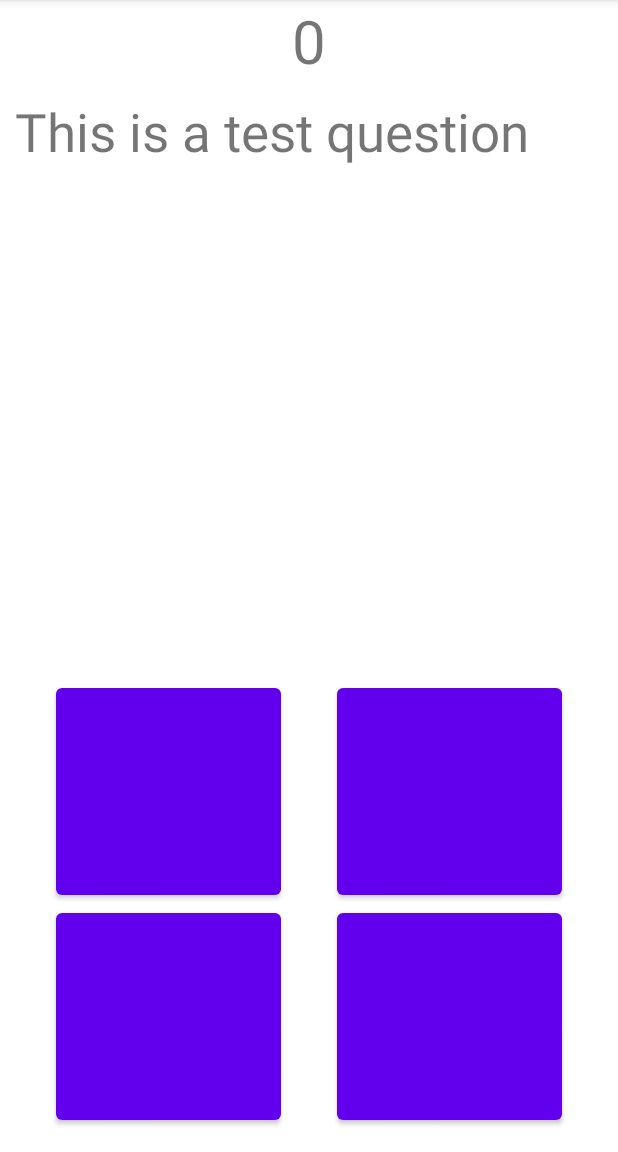
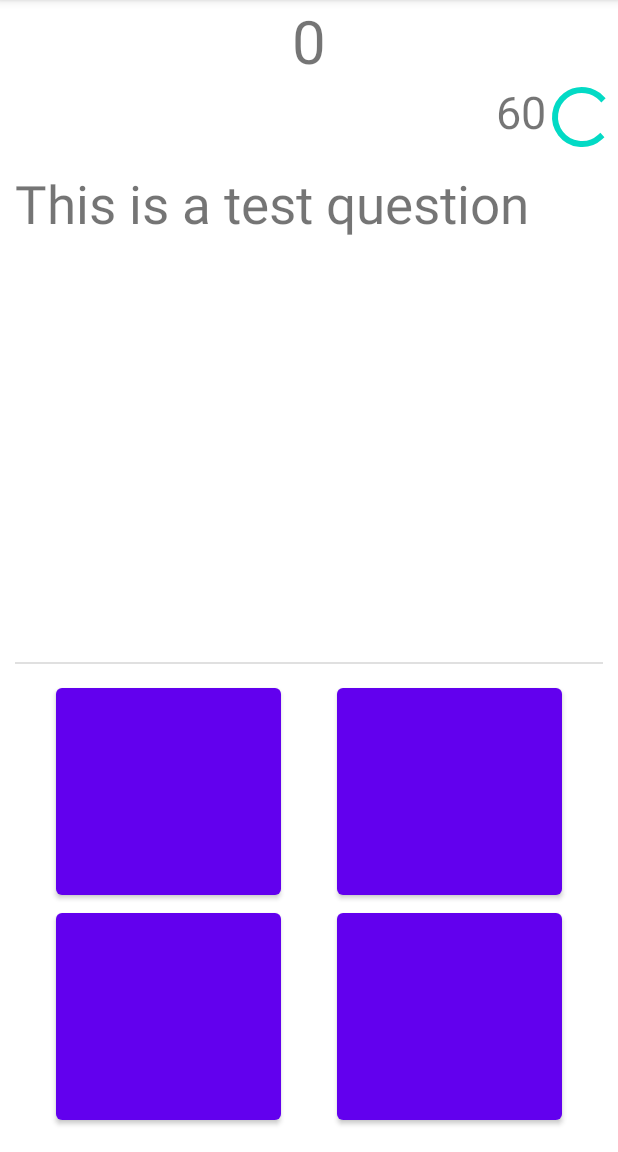
Before and after one commit to Stewie4848/EducationGame, an Android app: the GameActivity screen opened directly, with no data from a screen before it, on a phone screen of 412 x 824 dp, the part 84-1236 px from its top. Run offline under Robolectric (Android 15) with nearby library versions, the phone set to English and light mode, and no system bars.

Commit message:
Add divider, progressbar, timer

```diff
--- a/app/src/main/res/layout/activity_game.xml
+++ b/app/src/main/res/layout/activity_game.xml
@@ -19,15 +19,40 @@
         app:layout_constraintTop_toTopOf="parent"/>
 
 
+    <TextView
+        android:layout_width="wrap_content"
+        android:layout_height="wrap_content"
+        android:text="60"
+        android:textSize="30sp"
+        app:layout_constraintTop_toBottomOf="@id/score"
+        app:layout_constraintRight_toLeftOf="@id/progressBar"/>
+
+    <ProgressBar
+        android:id="@+id/progressBar"
+        style="?android:attr/progressBarStyle"
+        android:layout_width="wrap_content"
+        android:layout_height="wrap_content"
+        app:layout_constraintRight_toRightOf="parent"
+        app:layout_constraintTop_toBottomOf="@id/score"
+        />
+
 
     <TextView
         android:layout_width="match_parent"
         android:layout_height="wrap_content"
         android:text="This is a test question"
-        app:layout_constraintTop_toBottomOf="@id/score"
+        app:layout_constraintTop_toBottomOf="@id/progressBar"
         android:textSize="35sp"
         android:layout_margin="10sp"
         />
+
+    <View
+        android:id="@+id/divider"
+        android:layout_width="match_parent"
+        android:layout_height="1dp"
+        android:background="?android:attr/listDivider"
+        app:layout_constraintBottom_toTopOf="@+id/button1"
+        android:layout_margin="10sp"/>
 
     <Button
         android:id="@+id/button1"
@@ -35,7 +60,8 @@
         android:layout_height="150sp"
         app:layout_constraintLeft_toLeftOf="parent"
         app:layout_constraintRight_toLeftOf="@+id/button2"
-        app:layout_constraintBottom_toTopOf="@+id/button3"/>
+        app:layout_constraintBottom_toTopOf="@+id/button3"
+        />
 
     <Button
         android:id="@+id/button2"
@@ -66,4 +92,5 @@
 
 
 
+
 </androidx.constraintlayout.widget.ConstraintLayout>
```
